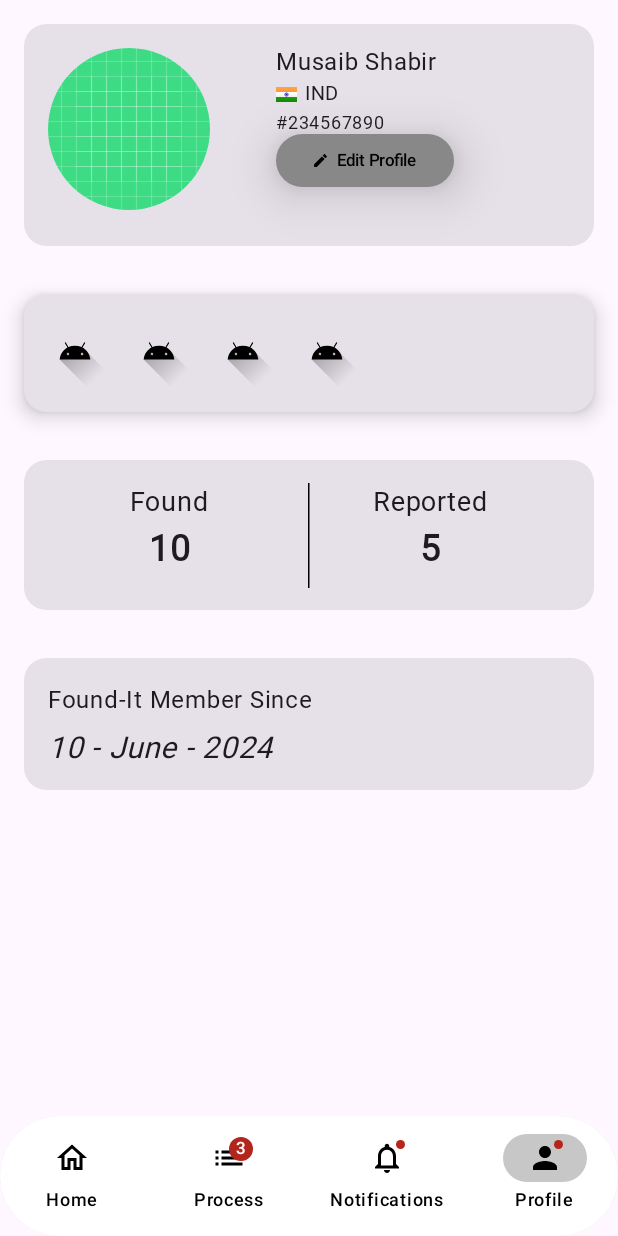
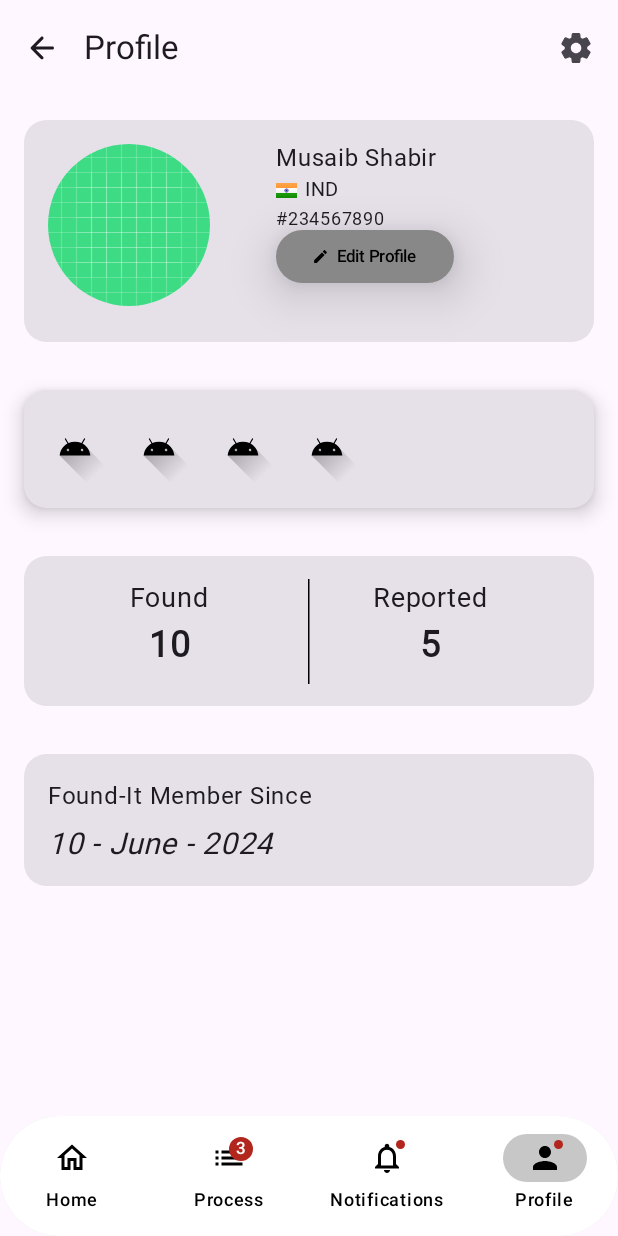
Before and after one commit to MusaibShabir/Found_It, an Android app built with Jetpack Compose: the ProfileScreen screen opened through its navigation route, on a phone screen of 412 x 824 dp. Run offline under Robolectric (Android 15) with nearby library versions, the phone set to English and light mode, and no system bars.

Commit message:
TopApp Bar added to the ProfileScreen.kt

```diff
--- /dev/null
+++ b/app/src/main/java/com/example/foundit/components/TopAppBar.kt
@@ -0,0 +1,43 @@
+package com.example.foundit.components
+
+import androidx.compose.material.icons.Icons
+import androidx.compose.material.icons.automirrored.rounded.ArrowBack
+import androidx.compose.material.icons.rounded.Settings
+import androidx.compose.material3.ExperimentalMaterial3Api
+import androidx.compose.material3.Icon
+import androidx.compose.material3.IconButton
+import androidx.compose.material3.Text
+import androidx.compose.runtime.Composable
+import androidx.navigation.NavController
+import com.example.foundit.data.NavRoutes
+
+@Composable
+@OptIn(ExperimentalMaterial3Api::class)
+fun TheTopAppBar(
+    title: String,
+    navController: NavController
+) {
+    androidx.compose.material3.TopAppBar(
+        title = {
+            Text(
+                text = title,
+            )
+        },
+        navigationIcon = {
+            IconButton(onClick = { navController.navigate(NavRoutes.HOME) }) {
+                Icon(
+                    imageVector = Icons.AutoMirrored.Rounded.ArrowBack,
+                    contentDescription = null
+                )
+            }
+        },
+        actions = {
+            IconButton(onClick = {}) {
+                Icon(
+                    imageVector = Icons.Rounded.Settings,
+                    contentDescription = null
+                )
+            }
+        }
+    )
+}
--- a/app/src/main/java/com/example/foundit/screens/HomeScreen.kt
+++ b/app/src/main/java/com/example/foundit/screens/HomeScreen.kt
@@ -25,9 +25,7 @@ import com.example.foundit.ui.theme.MainRed
 @SuppressLint("UnusedMaterial3ScaffoldPaddingParameter")
 @Composable
 fun HomeScreen(modifier: Modifier) {
-    Scaffold(
-        modifier = modifier,
-    ) {
+    Scaffold {
         Column(
             modifier = modifier
                 .fillMaxWidth()
--- a/app/src/main/java/com/example/foundit/screens/MainScreen.kt
+++ b/app/src/main/java/com/example/foundit/screens/MainScreen.kt
@@ -17,20 +17,19 @@ import com.example.foundit.data.NavRoutes
 fun MainScreen(modifier: Modifier) {
     val navController = rememberNavController()
     Scaffold(
-        modifier = modifier,
         bottomBar = { NavigationBar(modifier = modifier, navController = navController) }
     ) { innerPadding ->
         NavHost(
             navController = navController,
             startDestination = NavRoutes.HOME,
-            modifier = Modifier.padding(innerPadding)
+            modifier = modifier.padding(innerPadding)
         ) {
             composable(NavRoutes.HOME) { HomeScreen(modifier = modifier) }
             composable(NavRoutes.PROCESS) { ProcessScreen(modifier = modifier) }
             composable(NavRoutes.NOTIFICATIONS) { NotificationScreen(modifier = modifier) }
             composable(NavRoutes.PROFILE) {
                 ProfileScreen(
-                    modifier = Modifier,
+                    modifier = modifier,
                     profileName = "Musaib Shabir",
                     profilePicture = painterResource(id = R.drawable.ic_launcher_background),
                     profileCountryFlag = painterResource(id = R.drawable.flag_in),
@@ -39,7 +38,8 @@ fun MainScreen(modifier: Modifier) {
                     badges = badgeImages,
                     foundScore = 10,
                     reportedScore = 5,
-                    memberSince = "10 - June - 2024"
+                    memberSince = "10 - June - 2024",
+                    navController = navController
                 )
             }
         }
--- a/app/src/main/java/com/example/foundit/screens/ProfileScreen.kt
+++ b/app/src/main/java/com/example/foundit/screens/ProfileScreen.kt
@@ -1,41 +1,47 @@
 package com.example.foundit.screens
 
+import androidx.compose.foundation.layout.Arrangement
 import androidx.compose.foundation.layout.Column
 import androidx.compose.foundation.layout.fillMaxSize
+import androidx.compose.foundation.layout.padding
 import androidx.compose.material3.Scaffold
 import androidx.compose.runtime.Composable
 import androidx.compose.ui.Alignment
 import androidx.compose.ui.Modifier
 import androidx.compose.ui.graphics.painter.Painter
+import androidx.compose.ui.platform.LocalContext
 import androidx.compose.ui.res.painterResource
 import androidx.compose.ui.tooling.preview.Preview
+import androidx.navigation.NavController
 import com.example.foundit.R
 import com.example.foundit.components.BadgeCard
 import com.example.foundit.components.MemberSinceCard
 import com.example.foundit.components.ProfileHeadingCard
 import com.example.foundit.components.ScoreCard
+import com.example.foundit.components.TheTopAppBar
 
 @Composable
 fun ProfileScreen(
     modifier: Modifier,
     profileName: String,
-    profilePicture: Painter,
-    profileCountryFlag: Painter,
+    profilePicture: Painter,profileCountryFlag: Painter,
     profileCountryCode: String,
     profileId: Long,
     badges: List<Int>,
     foundScore: Int,
     reportedScore: Int,
-    memberSince: String
-
+    memberSince: String,
+    navController: NavController
 ) {
     Scaffold(
-        modifier = modifier,
+        topBar = { TheTopAppBar(title = "Profile", navController = navController) }
     ) {innerPadding ->
         Column(
             modifier = modifier
-                .fillMaxSize(),
-            horizontalAlignment = Alignment.CenterHorizontally
+                .fillMaxSize()
+                .padding(innerPadding),
+            horizontalAlignment = Alignment.CenterHorizontally,
+            verticalArrangement = Arrangement.Top
         ) {
             ProfileHeadingCard(
                 modifier = modifier,
@@ -48,14 +54,11 @@ fun ProfileScreen(
 
             BadgeCard(badges = badges)
 
-            ScoreCard(modifier = modifier , foundScore = foundScore, reportedScore = reportedScore)
+            ScoreCard(modifier = modifier, foundScore = foundScore, reportedScore = reportedScore)
             MemberSinceCard(modifier = modifier, date = memberSince)
-
         }
-
     }
 }
-
 // Sample Badges Painter Images (Later to be Changed)
 val badgeImages = listOf(
     R.drawable.ic_launcher_foreground,
@@ -67,7 +70,7 @@ val badgeImages = listOf(
 
 
 @Composable
-@Preview(showBackground = true, showSystemUi = true)
+@Preview(showBackground = true, showSystemUi = true, device = "id:pixel_6_pro")
 fun PreviewProfileScreen() {
     ProfileScreen(
         modifier = Modifier,
@@ -79,6 +82,7 @@ fun PreviewProfileScreen() {
         badges = badgeImages,
         foundScore = 10,
         reportedScore = 5,
-        memberSince = "10 - June - 2024"
+        memberSince = "10 - June - 2024",
+        navController = NavController(LocalContext.current)
     )
 }
```
